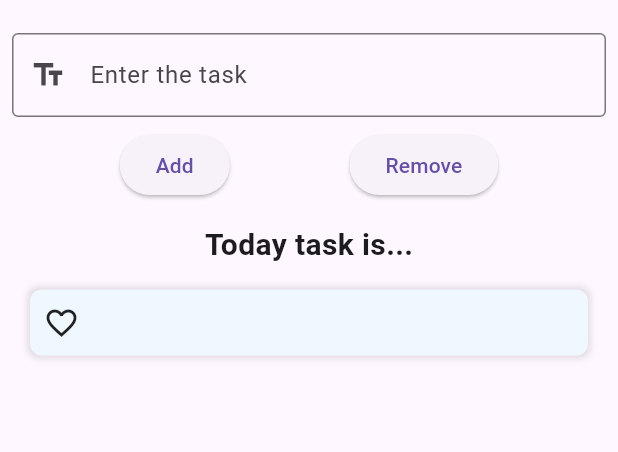
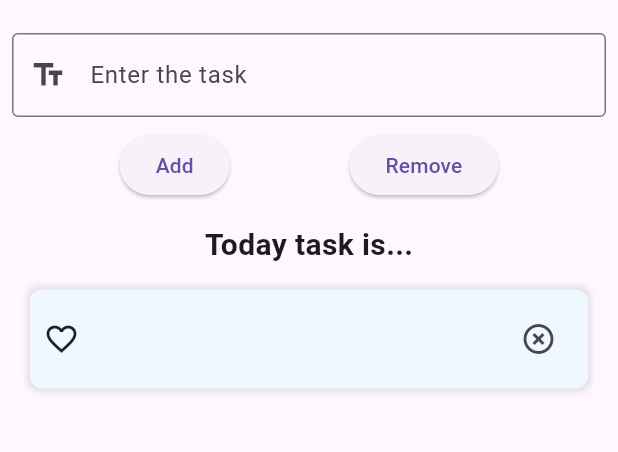
Before and after one commit to DevByShahzaib/Simple-Todo-App, a Flutter app: the screen it shows after launch, after a tap on "Add", on a phone screen of 412 x 824 dp, the part 63-515 px from its top. Run offline on Flutter 3.47's test engine with Material 3 defaults, Android fonts, the phone set to English and light mode, and no system bars.

Commit message:
add new feature that is remove individually items

```diff
--- a/lib/home_page.dart
+++ b/lib/home_page.dart
@@ -9,8 +9,10 @@ class Home extends StatefulWidget {
 
 class _HomeState extends State<Home> {
   @override
+  bool check = false;
   var num1 = TextEditingController();
   List<String> contentend = [];
+  var newcontentend = [];
 
   Widget build(BuildContext context) {
     return Scaffold(
@@ -87,6 +89,7 @@ class _HomeState extends State<Home> {
                                 spreadRadius: 2.0),
                           ]),
                       child: Row(
+                        mainAxisAlignment: MainAxisAlignment.spaceBetween,
                         children: [
                           Icon(Icons.favorite_border_outlined),
                           SizedBox(
@@ -97,7 +100,15 @@ class _HomeState extends State<Home> {
                             contentend[index],
                             style: TextStyle(
                                 fontSize: 18, fontWeight: FontWeight.bold),
-                          ))
+                          )),
+                          IconButton(
+                              onPressed: () {
+                                setState(() {
+                                  contentend.removeWhere((element) =>
+                                      element == contentend[index]);
+                                });
+                              },
+                              icon: Icon(Icons.highlight_remove))
                         ],
                       ),
                     ),
```
